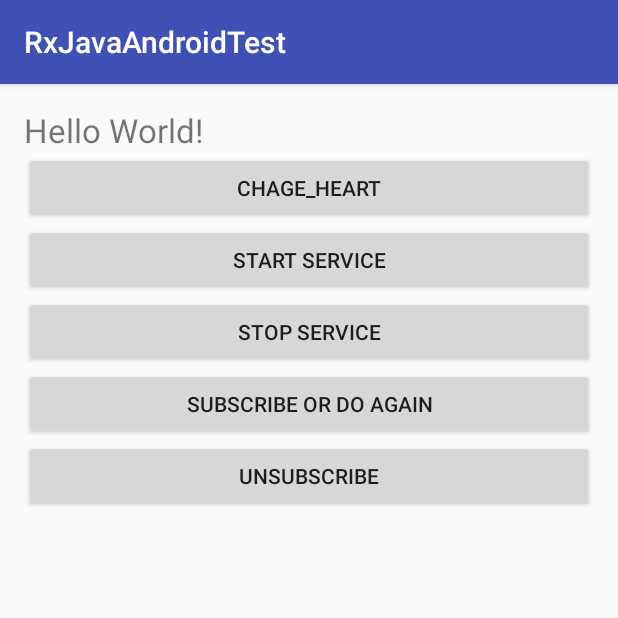
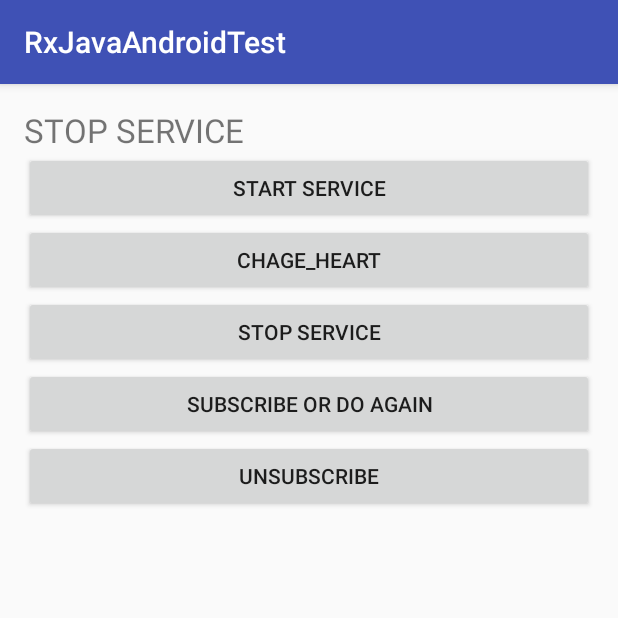
Before and after one commit to dongfanglinglong/RxJavaAndroidTest, an Android app: the screen it shows after launch (MainActivity), after a tap on "SUBSCRIBE OR DO AGAIN", on a phone screen of 412 x 824 dp, the top half of it. Run offline under Robolectric (Android 15) with nearby library versions, the phone set to English and light mode, and no system bars; libraries missing offline, so code that uses them is left out: rx.functions, rx.schedulers; 3 statements that could not run were skipped; 3 other taps on this screen came first.

Commit message:
在service中实现测试模块

```diff
--- a/app/src/main/java/com/dongfang/rx/MainActivity.java
+++ b/app/src/main/java/com/dongfang/rx/MainActivity.java
@@ -1,66 +1,103 @@
 package com.dongfang.rx;
 
+import android.content.Context;
+import android.content.Intent;
 import android.os.Bundle;
 import android.support.v7.app.AppCompatActivity;
 import android.view.View;
 import android.widget.Button;
 import android.widget.TextView;
 
-import com.dongfang.rx.exception.SocketException;
+import com.dongfang.rx.Bean.SocketMsgBean;
+import com.dongfang.rx.service.MyService;
 import com.dongfang.rx.socket.SocketBus;
+import com.dongfang.rx.utils.ULog;
 
+import rx.Subscriber;
 import rx.Subscription;
 
 public class MainActivity extends AppCompatActivity {
 
 
     private TextView mTextView;
-    private Button mBtnStart, mBtnStop;
+    private Button mBtnStart, mBtnStop, mBtnHeartChange, mBtnSubc, mBtnUnSubc;
 
 
     private SocketBus mSocketBus;
     private Subscription mSubscription;
 
+
+    private Context mContext;
+
     @Override
     protected void onCreate(Bundle savedInstanceState) {
         super.onCreate(savedInstanceState);
         setContentView(R.layout.activity_main);
+        mContext = this;
 
         mTextView = (TextView) findViewById(R.id.textview);
         mBtnStart = (Button) findViewById(R.id.button_start);
         mBtnStop = (Button) findViewById(R.id.button_stop);
+        mBtnHeartChange = (Button) findViewById(R.id.button_heart_change);
+        mBtnSubc = (Button) findViewById(R.id.button_subscribe);
+        mBtnUnSubc = (Button) findViewById(R.id.button_unsubscribe);
+
+
         mSocketBus = SocketBus.getInstance();
 
-
-        findViewById(R.id.button_heart_change).setOnClickListener(new View.OnClickListener() {
-            @Override
-            public void onClick(View v) {
-                mSocketBus.heartIntervalChange(15);
-            }
-        });
 
         mBtnStart.setOnClickListener(new View.OnClickListener() {
             @Override
             public void onClick(View v) {
-                try {
-                    mSocketBus.start();
-                } catch (SocketException e) {
-                    e.printStackTrace();
-                }
+                startService(new Intent(mContext, MyService.class));
+                mTextView.setText(mBtnStart.getText());
+            }
+        });
+        mBtnHeartChange.setOnClickListener(new View.OnClickListener() {
+            @Override
+            public void onClick(View v) {
+                mSocketBus.heartIntervalChange(15);
+                mTextView.setText("Change heart interval to 15s !");
             }
         });
         mBtnStop.setOnClickListener(new View.OnClickListener() {
             @Override
             public void onClick(View v) {
-                mSocketBus.stop();
-                // mSubscription.unsubscribe();
+                Intent intent = new Intent(mContext, MyService.class);
+                intent.putExtra("action", "stop");
+                startService(intent);
+                mTextView.setText(mBtnStop.getText());
             }
         });
 
-        findViewById(R.id.button_subscribe).setOnClickListener(new View.OnClickListener() {
+        mBtnSubc.setOnClickListener(new View.OnClickListener() {
             @Override
             public void onClick(View v) {
+                mSubscription = mSocketBus.subscripMsg(SocketMsgBean.class, new Subscriber() {
+                    @Override
+                    public void onCompleted() {
 
+                    }
+
+                    @Override
+                    public void onError(Throwable e) {
+
+                    }
+
+                    @Override
+                    public void onNext(Object o) {
+                        ULog.e("onNext -->" + o);
+                    }
+                });
+            }
+        });
+
+        mBtnUnSubc.setOnClickListener(new View.OnClickListener() {
+            @Override
+            public void onClick(View v) {
+                if (null != mSubscription) {
+                    mSubscription.unsubscribe();
+                }
             }
         });
 
--- a/app/src/main/java/com/dongfang/rx/socket/Socket2Connect.java
+++ b/app/src/main/java/com/dongfang/rx/socket/Socket2Connect.java
@@ -168,6 +168,7 @@ public final class Socket2Connect {
         mObservableWriter = null;
         mObservableConnect = null;
 
+        if (mPrintStream != null) {
             try {
                 mBufferedReader.close();
             } catch (IOException e) {
@@ -175,10 +176,13 @@ public final class Socket2Connect {
             } finally {
                 mBufferedReader = null;
             }
+        }
 
+        if (mPrintStream != null) {
             mPrintStream.flush();
             mPrintStream.close();
             mPrintStream = null;
+        }
 
         if (null != mSocet2Heart)
             mSocet2Heart.stopHeart();
--- a/app/src/main/java/com/dongfang/rx/socket/old/SocekBus.java
+++ b/app/src/main/java/com/dongfang/rx/socket/old/SocekBus.java
@@ -22,6 +22,8 @@ import rx.schedulers.Schedulers;
 
 /**
  * Created by dongfang on 2016/3/30.
+ *
+ * @deprecated
  */
 public class SocekBus {
 
--- a/app/src/main/java/com/dongfang/rx/socket/old/SocketConnection.java
+++ b/app/src/main/java/com/dongfang/rx/socket/old/SocketConnection.java
@@ -14,6 +14,8 @@ import java.util.Map;
 
 /**
  * Created by dongfang on 2016/3/30.
+ *
+ * @deprecated
  */
 public class SocketConnection {
     private static final String TAG = "SocketConnection";
--- a/app/src/main/res/layout/activity_main.xml
+++ b/app/src/main/res/layout/activity_main.xml
@@ -20,17 +20,16 @@
         android:textSize="22dp"/>
 
     <Button
-        android:id="@+id/button_heart_change"
-        android:layout_width="match_parent"
-        android:layout_height="wrap_content"
-        android:layout_gravity="center_horizontal"
-        android:text="CHAGE_HEART"/>
-
-    <Button
         android:id="@+id/button_start"
         android:layout_width="match_parent"
         android:layout_height="wrap_content"
         android:text="START SERVICE"/>
+
+    <Button
+        android:id="@+id/button_heart_change"
+        android:layout_width="match_parent"
+        android:layout_height="wrap_content"
+        android:text="CHAGE_HEART"/>
 
     <Button
         android:id="@+id/button_stop"
```
Also changed, not shown: app/src/main/java/com/dongfang/rx/service/MyService.java (+19 -26 lines), app/src/main/java/com/dongfang/rx/socket/Socket4Msg.java (deleted, +0 -10 lines), app/src/main/java/com/dongfang/rx/socket/SocketBus.java (+40 -30 lines). Lines whose indentation alone changed are shown as unchanged.
